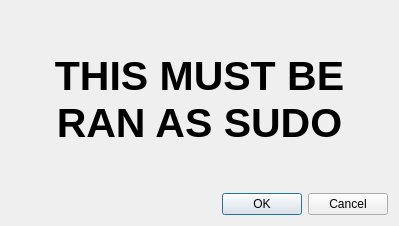
This is keyboard/sudodialog.ui in danunicomp/Manual-Keyboard-Test as Qt 5 draws it before an edit. The edited form follows.
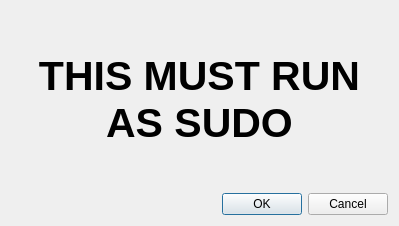
This is the edited form.

Diff of the .ui file:
```diff
--- a/keyboard/sudodialog.ui
+++ b/keyboard/sudodialog.ui
@@ -26,7 +26,7 @@
         </font>
        </property>
        <property name="text">
-        <string>THIS MUST BE RAN AS SUDO</string>
+        <string>THIS MUST RUN AS SUDO</string>
        </property>
        <property name="alignment">
         <set>Qt::AlignCenter</set>
```
